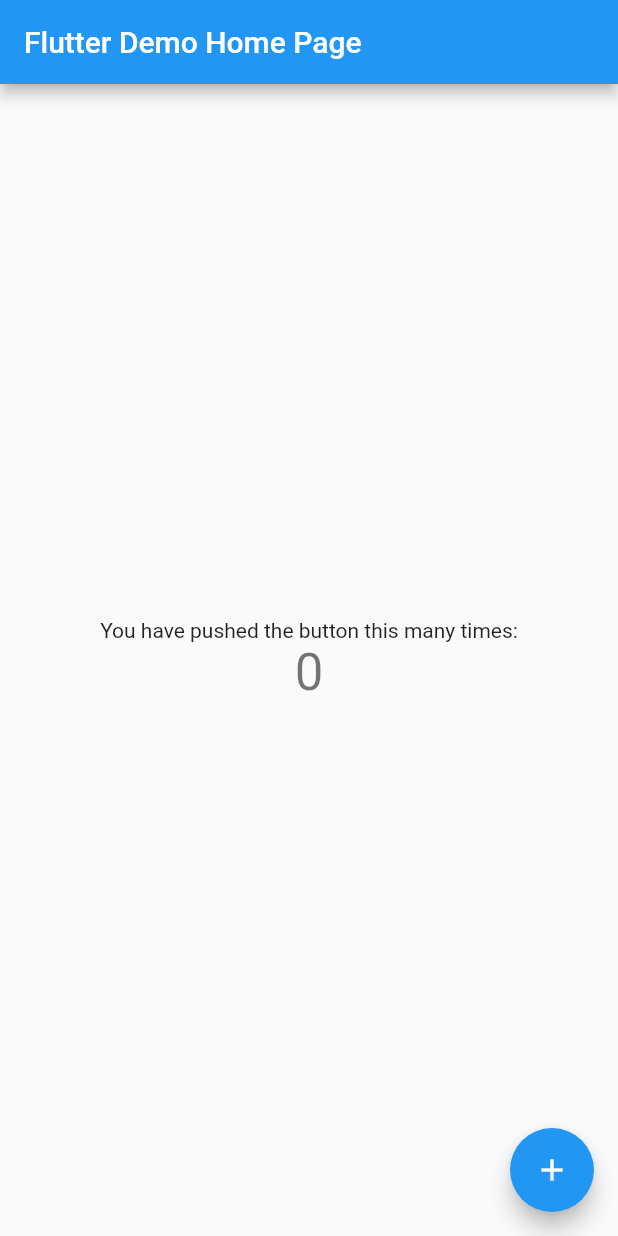
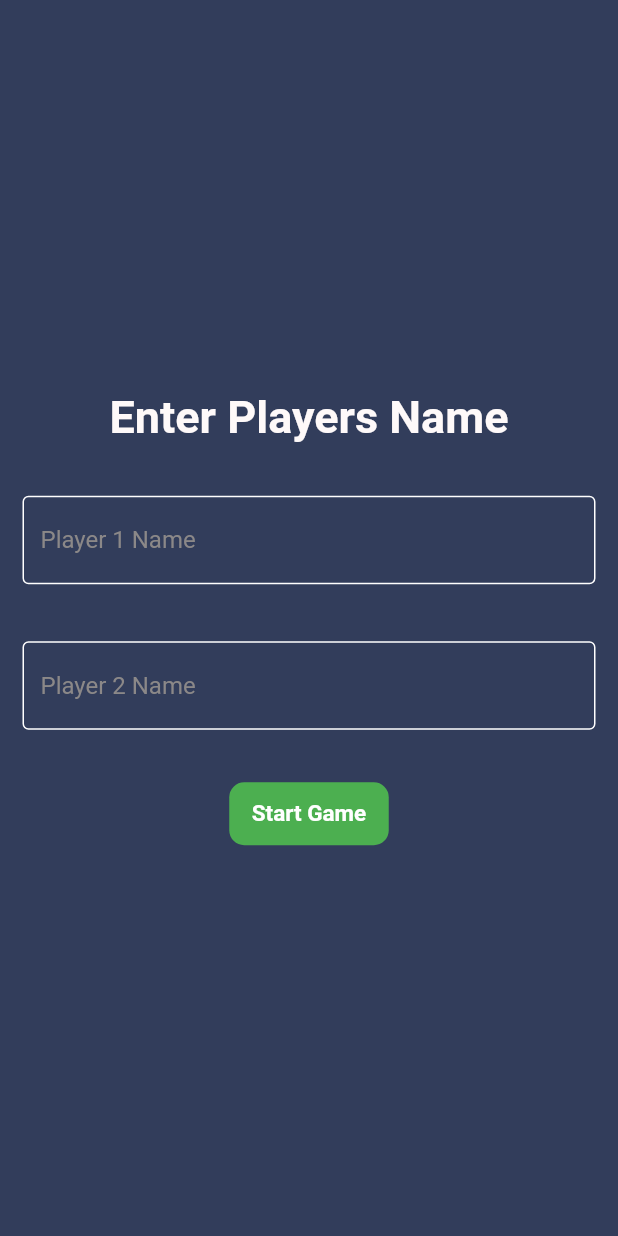
Before and after one commit to siddique-ahmad-123/Tic-Tac-Toe_App., a Flutter app: the screen it shows after launch, on a phone screen of 412 x 824 dp. Run offline on Flutter 3.47's test engine with Material 2 defaults, Android fonts, the phone set to English and light mode, and no system bars.

Commit message:
homeScreem_initilized_gamescreen

```diff
--- /dev/null
+++ b/lib/game_screen.dart
@@ -0,0 +1,16 @@
+import 'package:flutter/material.dart';
+
+class GameScreen extends StatefulWidget {
+ String Player1;
+ String Player2;
+ GameScreen({required this.Player1,required this.Player2});
+  @override
+  State<GameScreen> createState() => _GameScreenState();
+}
+
+class _GameScreenState extends State<GameScreen> {
+  @override
+  Widget build(BuildContext context) {
+    return Scaffold();
+  }
+}
--- /dev/null
+++ b/lib/home_screen.dart
@@ -0,0 +1,137 @@
+import 'package:flutter/material.dart';
+import 'package:newprjj/game_screen.dart';
+
+class HomeScreen extends StatefulWidget {
+  const HomeScreen({super.key});
+
+  @override
+  State<HomeScreen> createState() => _HomeScreenState();
+}
+
+class _HomeScreenState extends State<HomeScreen> {
+
+ final GlobalKey<FormState> _formKey = GlobalKey<FormState> ();
+
+ final TextEditingController Player1Controller = TextEditingController();
+ final TextEditingController Player2Controller = TextEditingController();
+
+  @override
+  Widget build(BuildContext context) {
+    return Scaffold(
+      backgroundColor: Color(0xFF323D5B),
+      body: Form(
+        key: _formKey,
+        child: Column(
+           mainAxisAlignment: MainAxisAlignment.center,
+           children: [
+            Text("Enter Players Name",
+            style: TextStyle(
+              fontSize: 30,
+              fontWeight: FontWeight.bold,
+              color: Color.fromARGB(255, 254, 249, 249),
+            ),
+            ),
+
+            SizedBox(height: 20,),
+            Padding(padding: EdgeInsets.all(15),
+            child: TextFormField(
+              controller: Player1Controller,
+              style: TextStyle(
+                color: Colors.white,
+              ),
+              decoration: InputDecoration(
+                focusedBorder: OutlineInputBorder(
+                  borderSide: BorderSide(color: Colors.white),
+                ),
+                focusedErrorBorder: OutlineInputBorder(borderSide: BorderSide(color: Colors.red),
+                ),
+                enabledBorder: OutlineInputBorder(borderSide: BorderSide(color: Colors.white),
+                ),
+
+                errorBorder: OutlineInputBorder(
+                  borderSide: BorderSide(color: Colors.red),
+                ),
+                hintText: "Player 1 Name",
+                hintStyle: TextStyle(
+                  color: Color.fromARGB(255, 139, 136, 136)
+                ),
+              ),
+
+              validator: (value) {
+                if(value==null || value.isEmpty){
+                  return "Please enter Player 1 Name";
+                }
+                return null;
+              },
+            ),
+            ),
+
+            SizedBox(height: 8.0,),
+            Padding(padding: EdgeInsets.all(15),
+            child: TextFormField(
+              controller: Player2Controller,
+              style: TextStyle(
+                color: Colors.white,
+              ),
+              decoration: InputDecoration(
+                focusedBorder: OutlineInputBorder(
+                  borderSide: BorderSide(color: Colors.white),
+                ),
+                focusedErrorBorder: OutlineInputBorder(borderSide: BorderSide(color: Colors.red),
+                ),
+                enabledBorder: OutlineInputBorder(borderSide: BorderSide(color: Colors.white),
+                ),
+
+                errorBorder: OutlineInputBorder(
+                  borderSide: BorderSide(color: Colors.red),
+                ),
+                hintText: "Player 2 Name",
+                hintStyle: TextStyle(
+                  color: Color.fromARGB(255, 139, 136, 136)
+                ),
+              ),
+
+              validator: (value) {
+                if(value==null || value.isEmpty){
+                  return "Please enter Player 2 Name";
+                }
+                return null;
+              },
+            ),
+            ),
+
+            SizedBox(height: 20,),
+            InkWell(
+              onTap: () {
+                if(_formKey.currentState!.validate()){
+                  Navigator.push(context, MaterialPageRoute(builder: (context) => GameScreen(
+                    Player1: Player1Controller.text,
+                     Player2: Player2Controller.text,
+                    ),
+                    )
+                    );
+                }
+              },
+              child: Container(
+                decoration: BoxDecoration(
+                  color: Colors.green,
+                  borderRadius: BorderRadius.circular(10),
+                ),
+                padding: EdgeInsets.symmetric(vertical: 12 ,horizontal: 15),
+                child: Text (
+                  "Start Game",
+                style: TextStyle(
+                  fontSize: 15,
+                  fontWeight: FontWeight.bold,
+                  color: Colors.white,
+                ),),
+              ),
+            ),
+
+           ],
+        ),
+
+         ),
+    );
+  }
+}
--- a/lib/main.dart
+++ b/lib/main.dart
@@ -1,4 +1,6 @@
 import 'package:flutter/material.dart';
+
+import 'home_screen.dart';
 
 void main() {
   runApp(const MyApp());
@@ -7,109 +9,11 @@
 class MyApp extends StatelessWidget {
   const MyApp({super.key});
 
-  // This widget is the root of your application.
   @override
   Widget build(BuildContext context) {
     return MaterialApp(
-      title: 'Flutter Demo',
-      theme: ThemeData(
-        // This is the theme of your application.
-        //
-        // Try running your application with "flutter run". You'll see the
-        // application has a blue toolbar. Then, without quitting the app, try
-        // changing the primarySwatch below to Colors.green and then invoke
-        // "hot reload" (press "r" in the console where you ran "flutter run",
-        // or simply save your changes to "hot reload" in a Flutter IDE).
-        // Notice that the counter didn't reset back to zero; the application
-        // is not restarted.
-        primarySwatch: Colors.blue,
-      ),
-      home: const MyHomePage(title: 'Flutter Demo Home Page'),
+      debugShowCheckedModeBanner: false,
+      home: HomeScreen(),
     );
   }
 }
-
-class MyHomePage extends StatefulWidget {
-  const MyHomePage({super.key, required this.title});
-
-  // This widget is the home page of your application. It is stateful, meaning
-  // that it has a State object (defined below) that contains fields that affect
-  // how it looks.
-
-  // This class is the configuration for the state. It holds the values (in this
-  // case the title) provided by the parent (in this case the App widget) and
-  // used by the build method of the State. Fields in a Widget subclass are
-  // always marked "final".
-
-  final String title;
-
-  @override
-  State<MyHomePage> createState() => _MyHomePageState();
-}
-
-class _MyHomePageState extends State<MyHomePage> {
-  int _counter = 0;
-
-  void _incrementCounter() {
-    setState(() {
-      // This call to setState tells the Flutter framework that something has
-      // changed in this State, which causes it to rerun the build method below
-      // so that the display can reflect the updated values. If we changed
-      // _counter without calling setState(), then the build method would not be
-      // called again, and so nothing would appear to happen.
-      _counter++;
-    });
-  }
-
-  @override
-  Widget build(BuildContext context) {
-    // This method is rerun every time setState is called, for instance as done
-    // by the _incrementCounter method above.
-    //
-    // The Flutter framework has been optimized to make rerunning build methods
-    // fast, so that you can just rebuild anything that needs updating rather
-    // than having to individually change instances of widgets.
-    return Scaffold(
-      appBar: AppBar(
-        // Here we take the value from the MyHomePage object that was created by
-        // the App.build method, and use it to set our appbar title.
-        title: Text(widget.title),
-      ),
-      body: Center(
-        // Center is a layout widget. It takes a single child and positions it
-        // in the middle of the parent.
-        child: Column(
-          // Column is also a layout widget. It takes a list of children and
-          // arranges them vertically. By default, it sizes itself to fit its
-          // children horizontally, and tries to be as tall as its parent.
-          //
-          // Invoke "debug painting" (press "p" in the console, choose the
-          // "Toggle Debug Paint" action from the Flutter Inspector in Android
-          // Studio, or the "Toggle Debug Paint" command in Visual Studio Code)
-          // to see the wireframe for each widget.
-          //
-          // Column has various properties to control how it sizes itself and
-          // how it positions its children. Here we use mainAxisAlignment to
-          // center the children vertically; the main axis here is the vertical
-          // axis because Columns are vertical (the cross axis would be
-          // horizontal).
-          mainAxisAlignment: MainAxisAlignment.center,
-          children: <Widget>[
-            const Text(
-              'You have pushed the button this many times:',
-            ),
-            Text(
-              '$_counter',
-              style: Theme.of(context).textTheme.headline4,
-            ),
-          ],
-        ),
-      ),
-      floatingActionButton: FloatingActionButton(
-        onPressed: _incrementCounter,
-        tooltip: 'Increment',
-        child: const Icon(Icons.add),
-      ), // This trailing comma makes auto-formatting nicer for build methods.
-    );
-  }
-}
```
